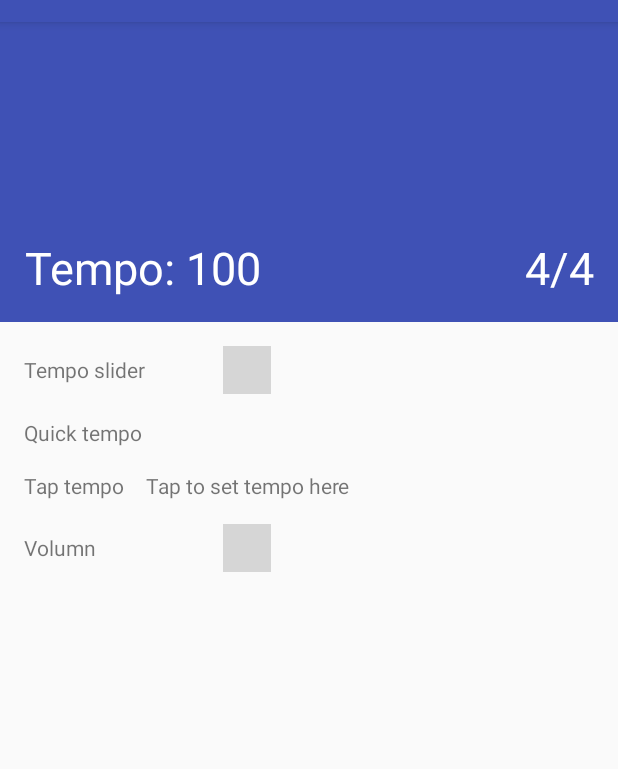
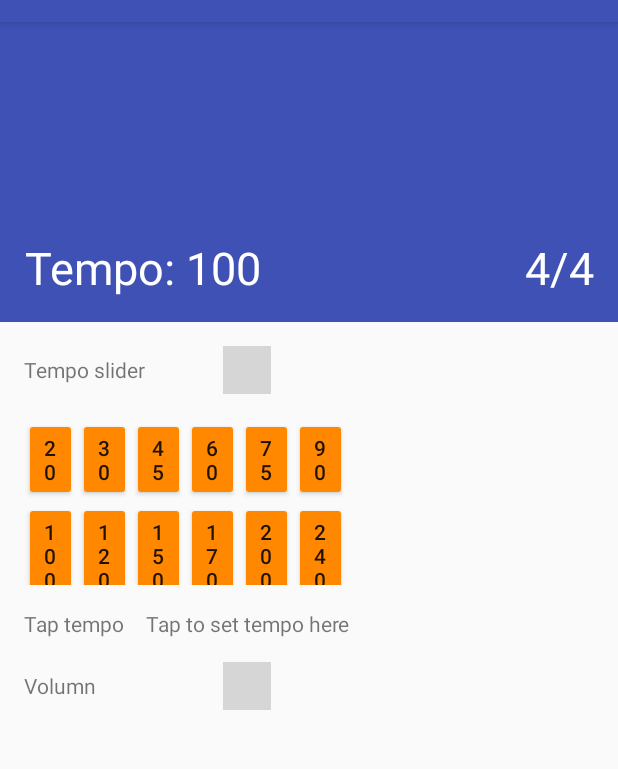
Before and after one commit to petamind/Metronome, an Android app: the screen it shows after launch (MainActivity), on a phone screen of 412 x 824 dp, the part 62-831 px from its top. Run offline under Robolectric (Android 15) with nearby library versions, the light colour scheme and no system bars; plain views replace DiscreteSeekBar; 1 statement that could not run was skipped; grey boxes are pictures that could not be loaded.

Commit message:
Update GUI

```diff
--- a/BeautifulMetronome/app/src/main/AndroidManifest.xml
+++ b/BeautifulMetronome/app/src/main/AndroidManifest.xml
@@ -1,6 +1,6 @@
 <?xml version="1.0" encoding="utf-8"?>
 <manifest xmlns:android="http://schemas.android.com/apk/res/android"
-    package="com.tungnd.android.beautifulmetronome">
+    package="com.tungnd.android.metronome">
 
     <application
         android:allowBackup="true"
@@ -8,14 +8,14 @@
         android:label="@string/app_name"
         android:supportsRtl="true"
         android:theme="@style/AppTheme">
-        <activity android:name=".MainActivity">
+        <activity android:name="com.tungnd.android.metronome.MainActivity">
             <intent-filter>
                 <action android:name="android.intent.action.MAIN" />
 
                 <category android:name="android.intent.category.LAUNCHER" />
             </intent-filter>
         </activity>
-        <service android:name=".PlayerService"/>
+        <service android:name="com.tungnd.android.metronome.PlayerService"/>
     </application>
 
 </manifest>
--- a/BeautifulMetronome/app/src/main/java/com/tungnd/android/beautifulmetronome/AudioGenerator.java
+++ b/BeautifulMetronome/app/src/main/java/com/tungnd/android/beat/AudioGenerator.java
@@ -1,4 +1,4 @@
-package com.tungnd.android.beautifulmetronome;
+package com.tungnd.android.beat;
 
 import android.media.AudioFormat;
 import android.media.AudioManager;
--- a/BeautifulMetronome/app/src/main/java/com/tungnd/android/beautifulmetronome/BeatPlayer.java
+++ b/BeautifulMetronome/app/src/main/java/com/tungnd/android/beat/BeatPlayer.java
@@ -1,9 +1,11 @@
-package com.tungnd.android.beautifulmetronome;
+package com.tungnd.android.beat;
 
 import android.content.Context;
 import android.media.AudioAttributes;
 import android.media.AudioManager;
 import android.media.SoundPool;
+
+import com.tungnd.android.metronome.R;
 
 /**
  * Created by tungs on 6/11/2016.
--- a/BeautifulMetronome/app/src/main/java/com/tungnd/android/beautifulmetronome/BeatView.java
+++ b/BeautifulMetronome/app/src/main/java/com/tungnd/android/beat/BeatView.java
@@ -1,4 +1,4 @@
-package com.tungnd.android.beautifulmetronome;
+package com.tungnd.android.beat;
 
 import android.annotation.TargetApi;
 import android.content.Context;
@@ -10,6 +10,8 @@ import android.os.Message;
 import android.util.AttributeSet;
 import android.util.Log;
 import android.view.View;
+
+import com.tungnd.android.metronome.R;
 
 /**
  * Created by tungs on 6/10/2016.
--- /dev/null
+++ b/BeautifulMetronome/app/src/main/java/com/tungnd/android/beat/ButtonAdapter.java
@@ -0,0 +1,63 @@
+package com.tungnd.android.beat;
+
+import android.content.Context;
+import android.view.LayoutInflater;
+import android.view.View;
+import android.view.ViewGroup;
+import android.widget.BaseAdapter;
+import android.widget.Button;
+import android.widget.GridView;
+
+import com.tungnd.android.metronome.R;
+
+/**
+ * Created by tungs on 6/14/2016.
+ * create 3x4 buttons: 20->240 for quick select tempo
+ * 20/30/45/60/
+ * 75/90/100/120
+ * 150/170/200/240
+ */
+public class ButtonAdapter extends BaseAdapter {
+    private final Context context;
+    private LayoutInflater layoutInflater;
+    private static final int[] tempos = {20, 30, 45, 60,
+            75, 90, 100, 120,
+            150, 170, 200, 240};
+
+    public ButtonAdapter(Context context) {
+        this.context = context;
+        this.layoutInflater = (LayoutInflater)context.getSystemService(Context.LAYOUT_INFLATER_SERVICE);;
+    }
+
+    @Override
+    public int getCount() {
+        return tempos.length;
+    }
+
+    @Override
+    public Object getItem(int position) {
+        return tempos[position];
+    }
+
+    @Override
+    public long getItemId(int position) {
+        return 0;
+    }
+
+    @Override
+    public View getView(int position, View convertView, ViewGroup parent) {
+        Button button ;
+
+        if (convertView == null) {
+            // if it's not recycled, initialize some attributes
+            button = (Button) layoutInflater.inflate(R.layout.button, null);
+            button.setLayoutParams(new GridView.LayoutParams(ViewGroup.LayoutParams.MATCH_PARENT, ViewGroup.LayoutParams.MATCH_PARENT));
+
+        } else {
+            button = (Button) convertView;
+        }
+
+        button.setText(tempos[position] + "");
+        return button;
+    }
+}
--- a/BeautifulMetronome/app/src/main/java/com/tungnd/android/beautifulmetronome/ISoundPoolLoaded.java
+++ b/BeautifulMetronome/app/src/main/java/com/tungnd/android/beat/ISoundPoolLoaded.java
@@ -1,4 +1,4 @@
-package com.tungnd.android.beautifulmetronome;
+package com.tungnd.android.beat;
 
 /**
  * Created by tungs on 6/11/2016.
--- a/BeautifulMetronome/app/src/main/java/com/tungnd/android/beautifulmetronome/SoundPoolManager.java
+++ b/BeautifulMetronome/app/src/main/java/com/tungnd/android/beat/SoundPoolManager.java
@@ -1,4 +1,4 @@
-package com.tungnd.android.beautifulmetronome;
+package com.tungnd.android.beat;
 
 import android.app.Activity;
 import android.media.AudioManager;
--- a/BeautifulMetronome/app/src/main/java/com/tungnd/android/beautifulmetronome/TimeSignalPatern.java
+++ b/BeautifulMetronome/app/src/main/java/com/tungnd/android/beat/TimeSignalPatern.java
@@ -1,4 +1,4 @@
-package com.tungnd.android.beautifulmetronome;
+package com.tungnd.android.beat;
 
 /**
  * Created by tunguyen on 13/06/2016.
--- a/BeautifulMetronome/app/src/main/java/com/tungnd/android/beautifulmetronome/metronome.java
+++ b/BeautifulMetronome/app/src/main/java/com/tungnd/android/beat/metronome.java
@@ -1,4 +1,4 @@
-package com.tungnd.android.beautifulmetronome;
+package com.tungnd.android.beat;
 
 /**
  * Created by tungs on 6/10/2016.
--- a/BeautifulMetronome/app/src/main/java/com/tungnd/android/beautifulmetronome/MainActivity.java
+++ b/BeautifulMetronome/app/src/main/java/com/tungnd/android/metronome/MainActivity.java
@@ -1,4 +1,4 @@
-package com.tungnd.android.beautifulmetronome;
+package com.tungnd.android.metronome;
 
 import android.content.ComponentName;
 import android.content.Context;
@@ -10,7 +10,12 @@ import android.os.IBinder;
 import android.support.v7.app.AppCompatActivity;
 import android.util.Log;
 import android.view.View;
+import android.widget.GridView;
 import android.widget.Toast;
+
+import com.tungnd.android.beat.BeatView;
+import com.tungnd.android.beat.ButtonAdapter;
+import com.tungnd.android.beat.metronome;
 
 /**
  * Main activity to start app
@@ -31,6 +36,9 @@ public class MainActivity extends AppCompatActivity implements View.OnClickListe
         this.beatView = (BeatView) findViewById(R.id.visual);
         beatView.setOnClickListener(this);
 
+        //Grid view
+        GridView gridview = (GridView) findViewById(R.id.gridview);
+        gridview.setAdapter(new ButtonAdapter(this));
     }
 
     @Override
--- a/BeautifulMetronome/app/src/main/java/com/tungnd/android/beautifulmetronome/PlayerService.java
+++ b/BeautifulMetronome/app/src/main/java/com/tungnd/android/metronome/PlayerService.java
@@ -1,4 +1,4 @@
-package com.tungnd.android.beautifulmetronome;
+package com.tungnd.android.metronome;
 
 import android.app.Service;
 import android.content.Intent;
@@ -7,12 +7,12 @@ import android.media.AudioManager;
 import android.media.SoundPool;
 import android.os.Binder;
 import android.os.IBinder;
-import android.os.SystemClock;
 import android.support.annotation.Nullable;
 import android.util.Log;
 import android.widget.Toast;
 
-import java.util.Objects;
+import com.tungnd.android.beat.metronome;
+
 import java.util.Timer;
 import java.util.TimerTask;
 
--- /dev/null
+++ b/BeautifulMetronome/app/src/main/res/layout-land/activity_main.xml
@@ -0,0 +1,21 @@
+<?xml version="1.0" encoding="utf-8"?>
+<LinearLayout xmlns:android="http://schemas.android.com/apk/res/android"
+    android:layout_width="match_parent"
+    android:layout_height="match_parent"
+    android:orientation="horizontal"
+    >
+
+    <include
+        layout="@layout/settings_layout"
+        android:layout_width="0dp"
+        android:layout_height="match_parent"
+        android:layout_weight="1"
+        android:layout_margin="@dimen/activity_horizontal_margin"/>
+
+    <com.tungnd.android.beat.BeatView
+        android:id="@+id/visual"
+        android:background="@color/colorPrimary"
+        android:layout_width="0dp"
+        android:layout_height="match_parent"
+        android:layout_weight="1" />
+</LinearLayout>
--- a/BeautifulMetronome/app/src/main/res/layout/activity_main.xml
+++ b/BeautifulMetronome/app/src/main/res/layout/activity_main.xml
@@ -3,9 +3,9 @@
     xmlns:tools="http://schemas.android.com/tools"
     android:layout_width="match_parent"
     android:layout_height="match_parent"
-    tools:context="com.tungnd.android.beautifulmetronome.MainActivity">
+    tools:context="com.tungnd.android.metronome.MainActivity">
 
-    <com.tungnd.android.beautifulmetronome.BeatView
+    <com.tungnd.android.beat.BeatView
         android:id="@+id/visual"
         android:layout_width="match_parent"
         android:layout_height="200dp"
--- /dev/null
+++ b/BeautifulMetronome/app/src/main/res/layout/button.xml
@@ -0,0 +1,5 @@
+<?xml version="1.0" encoding="utf-8"?>
+<Button xmlns:android="http://schemas.android.com/apk/res/android"
+    android:layout_width="match_parent"
+    android:layout_height="match_parent"
+    android:theme="@style/MyButton"/>
--- a/BeautifulMetronome/app/src/main/res/layout/settings_layout.xml
+++ b/BeautifulMetronome/app/src/main/res/layout/settings_layout.xml
@@ -27,22 +27,24 @@
 
     <TableRow android:layout_marginTop="@dimen/activity_vertical_margin">
 
-        <TextView
-            android:id="@+id/quick_text"
-            android:layout_width="wrap_content"
-            android:layout_height="match_parent"
-            android:gravity="center_vertical"
-            android:text="Quick tempo" />
+        <!--<TextView-->
+        <!--android:id="@+id/quick_text"-->
+        <!--android:layout_width="wrap_content"-->
+        <!--android:layout_height="match_parent"-->
+        <!--android:gravity="center_vertical"-->
+        <!--android:text="Quick tempo" />-->
 
         <GridView
+            android:theme="@style/MyButton"
             android:id="@+id/gridview"
-            android:layout_width="match_parent"
-            android:layout_height="match_parent"
+            android:layout_width="300dp"
+            android:layout_height="wrap_content"
             android:gravity="center"
-            android:horizontalSpacing="10dp"
-            android:numColumns="auto_fit"
+            android:layout_span="2"
+            android:horizontalSpacing="1dp"
+            android:numColumns="6"
             android:stretchMode="columnWidth"
-            android:verticalSpacing="10dp">
+            android:verticalSpacing="1dp">
 
         </GridView>
     </TableRow>
--- a/BeautifulMetronome/app/src/main/res/values/styles.xml
+++ b/BeautifulMetronome/app/src/main/res/values/styles.xml
@@ -7,5 +7,9 @@
         <item name="colorPrimaryDark">@color/colorPrimaryDark</item>
         <item name="colorAccent">@color/colorAccent</item>
     </style>
+    <style name="MyButton" parent="Theme.AppCompat.Light">
+        <item name="colorControlHighlight">@android:color/holo_purple</item>
+        <item name="colorButtonNormal">@android:color/holo_orange_dark</item>
+    </style>
 
 </resources>
```
Also changed, not shown: BeautifulMetronome/gradle.properties (+7 -8 lines), 5 other files.
